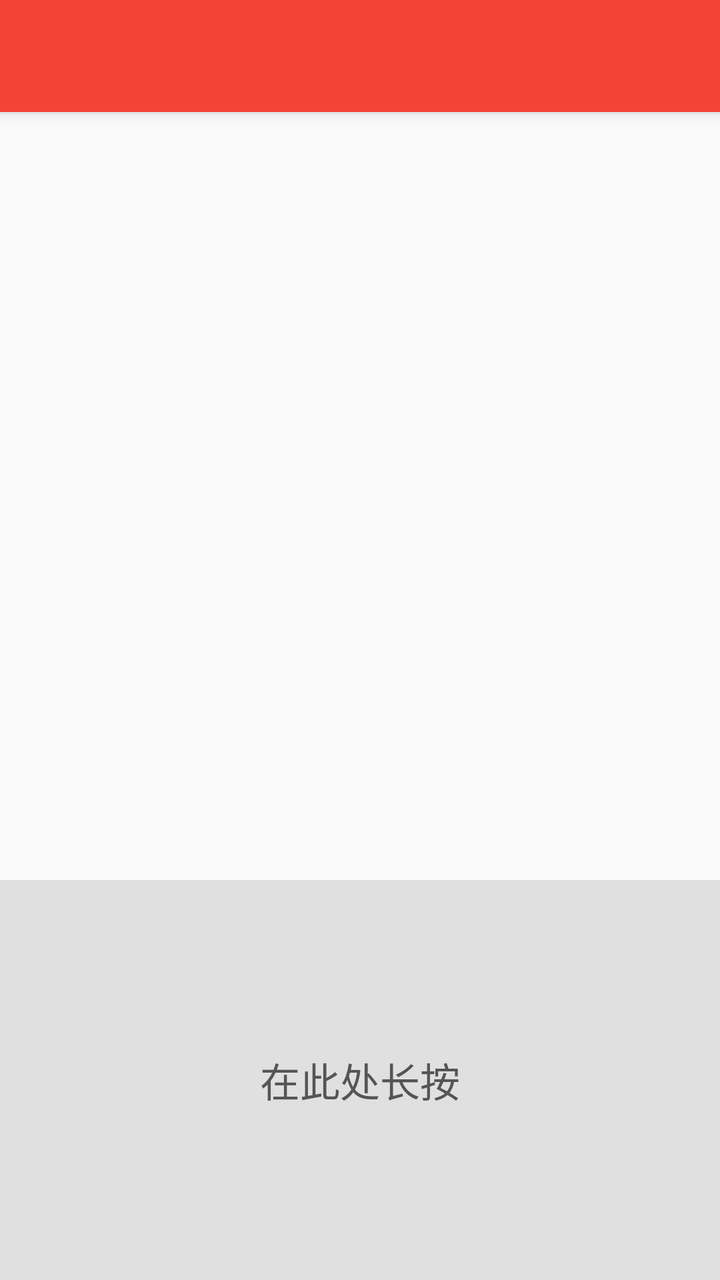
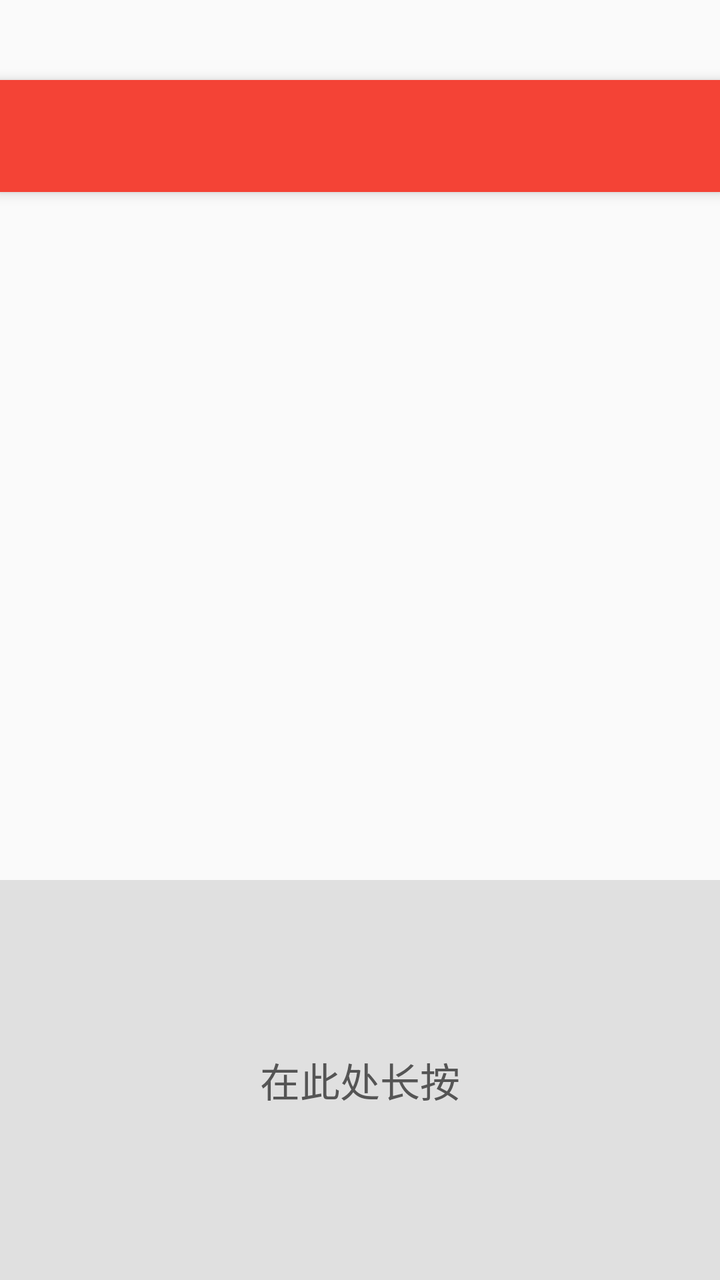

Screens rendered from an Android XML layout before and after an edit, with the pre-edit source and the edit as a unified diff.
<!-- AndroidManifest.xml: application theme Theme.AndroidPractice03 -->
<!-- res/layout/activity_menu_demo.xml -->
<?xml version="1.0" encoding="utf-8"?>
<LinearLayout xmlns:android="http://schemas.android.com/apk/res/android"
    xmlns:app="http://schemas.android.com/apk/res-auto"
    android:layout_width="match_parent"
    android:layout_height="match_parent"
    android:orientation="vertical">

    <androidx.appcompat.widget.Toolbar
        android:id="@+id/toolbar"
        android:layout_width="match_parent"
        android:layout_height="?attr/actionBarSize"
        android:background="#F44336"
        android:elevation="4dp"
        android:theme="@style/ThemeOverlay.AppCompat.Dark.ActionBar"
        app:popupTheme="@style/ThemeOverlay.AppCompat.Light"
        app:title=""
        app:titleTextColor="#FFFFFF" />

    <androidx.constraintlayout.widget.ConstraintLayout
        android:layout_width="match_parent"
        android:layout_height="match_parent">



        <TextView
            android:id="@+id/context_menu_area"
            android:layout_width="0dp"
            android:layout_height="200dp"
            android:background="#E0E0E0"
            android:gravity="center"
            android:text="在此处长按"
            android:textSize="20sp"
            android:textColor="#555555"
            app:layout_constraintBottom_toBottomOf="parent"
            app:layout_constraintEnd_toEndOf="parent"
            app:layout_constraintStart_toStartOf="parent" />

    </androidx.constraintlayout.widget.ConstraintLayout>
</LinearLayout>
<!-- resources referenced by this layout -->
<resources>
  <style name="Theme.AndroidPractice03" parent="Base.Theme.AndroidPractice03" />
  <style name="Base.Theme.AndroidPractice03" parent="Theme.MaterialComponents.DayNight.NoActionBar.Bridge">
          
          
      </style>
</resources>

<!-- the commit's change to res/layout/activity_menu_demo.xml (unified diff, before → after) -->
@@ -11,6 +11,7 @@
         android:layout_height="?attr/actionBarSize"
         android:background="#F44336"
         android:elevation="4dp"
+        android:layout_marginTop="40dp"
         android:theme="@style/ThemeOverlay.AppCompat.Dark.ActionBar"
         app:popupTheme="@style/ThemeOverlay.AppCompat.Light"
         app:title=""
